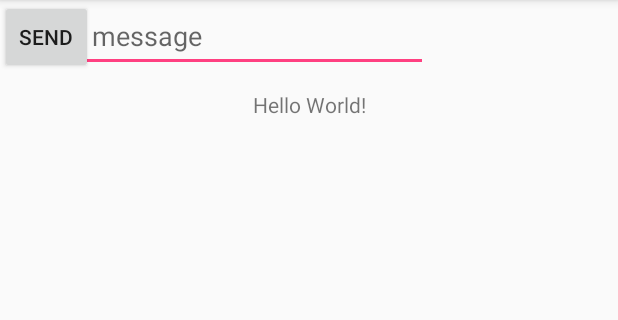
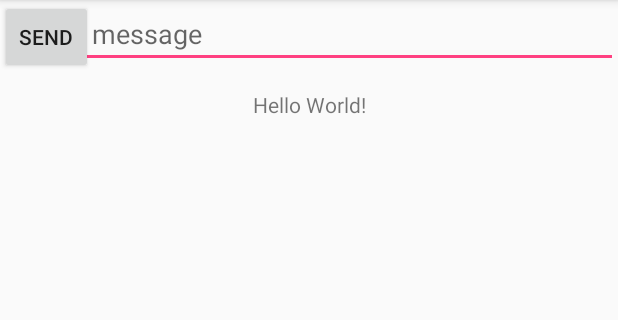
Before and after one commit to satyajitghana/RUMS, an Android app: the screen it shows after launch (MainActivity), on a phone screen of 412 x 824 dp, the part 84-404 px from its top. Run offline under Robolectric (Android 15) with nearby library versions, the phone set to English and light mode, and no system bars; 2 statements that could not run were skipped.

Commit message:
changed the layout_width in the EditText attributre
changed from a specefic value to match_parent
and the height to wrap content

```diff
--- a/app/src/main/res/layout/activity_main.xml
+++ b/app/src/main/res/layout/activity_main.xml
@@ -29,8 +29,8 @@
 
     <EditText
         android:id="@+id/editText2"
-        android:layout_width="285dp"
-        android:layout_height="48dp"
+        android:layout_width="match_parent"
+        android:layout_height="wrap_content"
         android:hint="Type a message"
         tools:layout_editor_absoluteX="-255dp"
         tools:layout_editor_absoluteY="430dp" />
```
